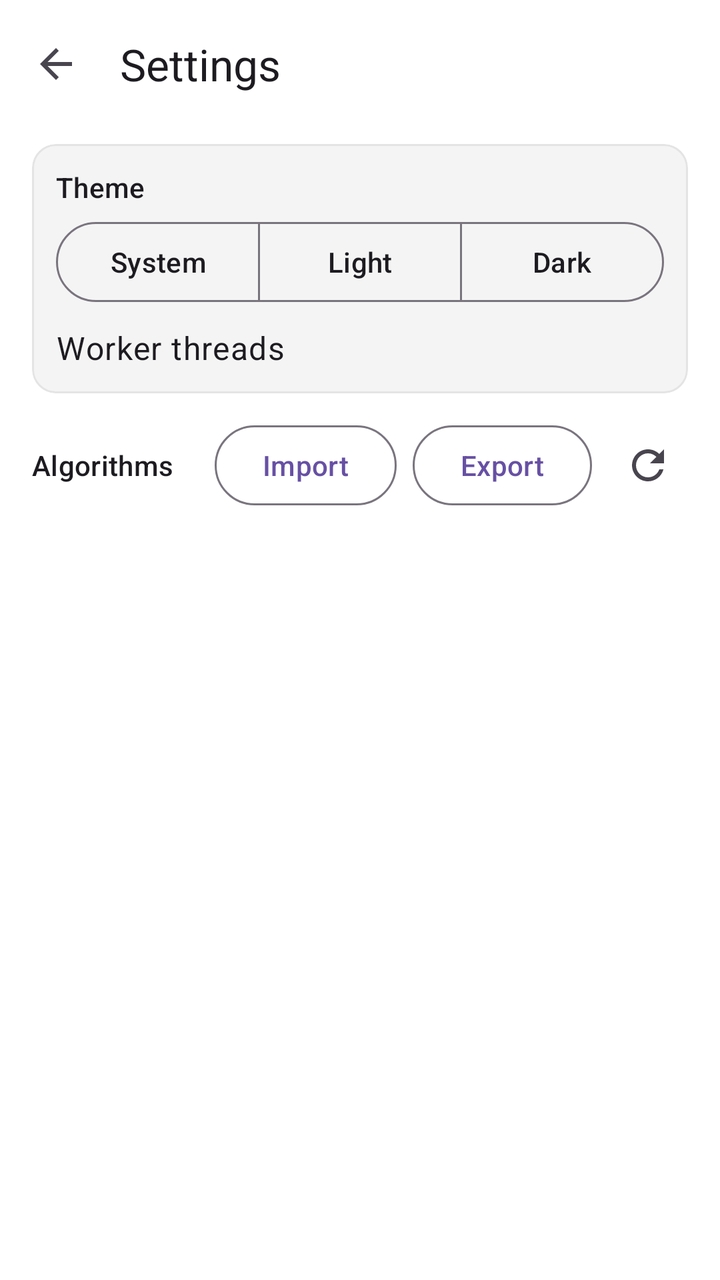
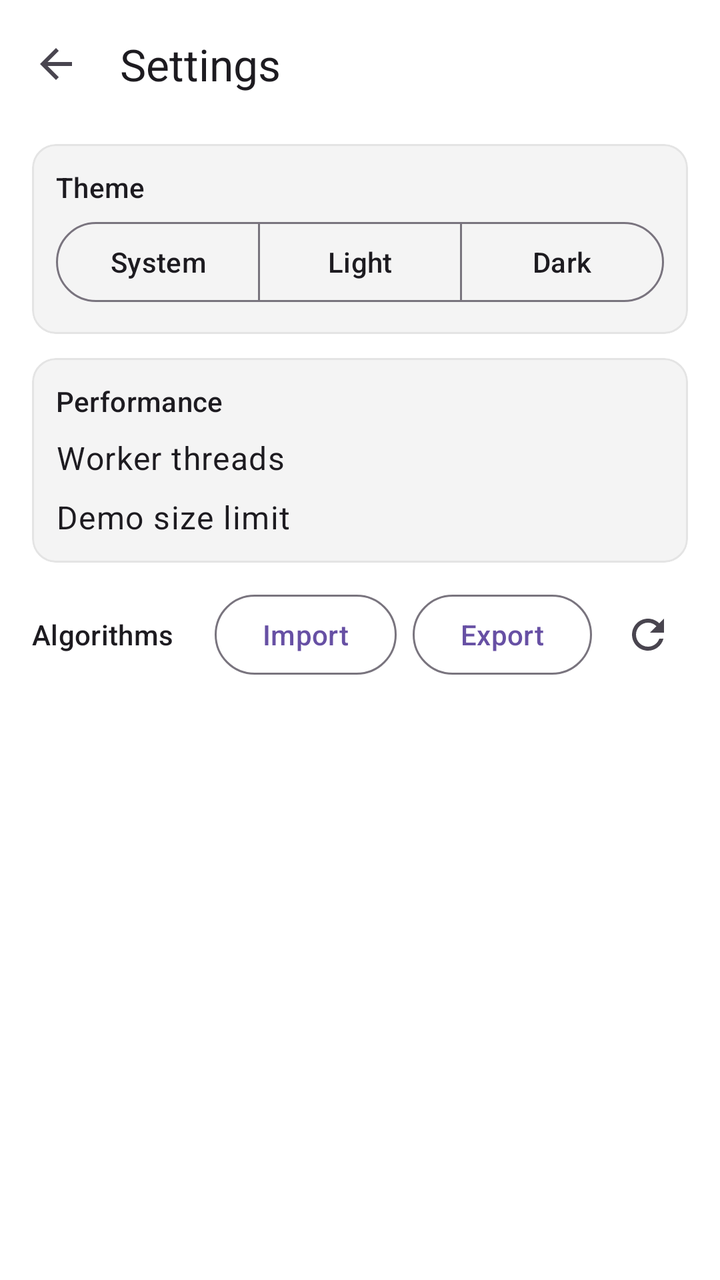

An Android layout rendered at two revisions. The XML below is the earlier revision; the diff shows what the commit changed to produce the second picture.
<!-- AndroidManifest.xml: application theme Theme.TF2DemoAnalyzer -->
<!-- res/layout/activity_settings.xml -->
<?xml version="1.0" encoding="utf-8"?>
<LinearLayout xmlns:android="http://schemas.android.com/apk/res/android"
    xmlns:app="http://schemas.android.com/apk/res-auto"
    android:id="@+id/settingsRoot"
    android:layout_width="match_parent"
    android:layout_height="match_parent"
    android:orientation="vertical">

    <com.google.android.material.appbar.MaterialToolbar
        android:id="@+id/settingsToolbar"
        android:layout_width="match_parent"
        android:layout_height="?attr/actionBarSize"
        android:background="?attr/appBackgroundColor"
        app:navigationIcon="?attr/homeAsUpIndicator"
        app:navigationContentDescription="@string/back"
        app:title="@string/settings" />

    <androidx.core.widget.NestedScrollView
        android:layout_width="match_parent"
        android:layout_height="match_parent"
        android:fillViewport="true">

        <LinearLayout
            android:layout_width="match_parent"
            android:layout_height="wrap_content"
            android:orientation="vertical"
            android:paddingBottom="16dp">

            <com.google.android.material.card.MaterialCardView
                android:layout_width="match_parent"
                android:layout_height="wrap_content"
                android:layout_marginHorizontal="16dp"
                android:layout_marginTop="8dp"
                app:cardBackgroundColor="?attr/appPanelColor"
                app:strokeColor="?attr/appDetailColor">

                <LinearLayout
                    android:layout_width="match_parent"
                    android:layout_height="wrap_content"
                    android:orientation="vertical"
                    android:padding="12dp">

                    <TextView
                        android:layout_width="match_parent"
                        android:layout_height="wrap_content"
                        android:text="@string/theme_mode"
                        android:textAppearance="?attr/textAppearanceLabelLarge" />

                    <com.google.android.material.button.MaterialButtonToggleGroup
                        android:id="@+id/themeGroup"
                        android:layout_width="match_parent"
                        android:layout_height="wrap_content"
                        android:layout_marginTop="4dp"
                        app:selectionRequired="true"
                        app:singleSelection="true">

                        <com.google.android.material.button.MaterialButton
                            android:id="@+id/themeSystem"
                            style="?attr/materialButtonOutlinedStyle"
                            android:layout_width="0dp"
                            android:layout_height="wrap_content"
                            android:layout_weight="1"
                            android:text="@string/theme_system" />

                        <com.google.android.material.button.MaterialButton
                            android:id="@+id/themeLight"
                            style="?attr/materialButtonOutlinedStyle"
                            android:layout_width="0dp"
                            android:layout_height="wrap_content"
                            android:layout_weight="1"
                            android:text="@string/theme_light" />

                        <com.google.android.material.button.MaterialButton
                            android:id="@+id/themeDark"
                            style="?attr/materialButtonOutlinedStyle"
                            android:layout_width="0dp"
                            android:layout_height="wrap_content"
                            android:layout_weight="1"
                            android:text="@string/theme_dark" />
                    </com.google.android.material.button.MaterialButtonToggleGroup>

                    <LinearLayout
                        android:layout_width="match_parent"
                        android:layout_height="wrap_content"
                        android:layout_marginTop="8dp"
                        android:gravity="center_vertical"
                        android:orientation="horizontal">

                        <TextView
                            android:layout_width="0dp"
                            android:layout_height="wrap_content"
                            android:layout_weight="1"
                            android:text="@string/threads"
                            android:textAppearance="?attr/textAppearanceBodyLarge" />

                        <com.google.android.material.button.MaterialButtonToggleGroup
                            android:id="@+id/threadsGroup"
                            android:layout_width="wrap_content"
                            android:layout_height="wrap_content"
                            app:selectionRequired="true"
                            app:singleSelection="true" />
                    </LinearLayout>
                </LinearLayout>
            </com.google.android.material.card.MaterialCardView>

            <LinearLayout
                android:layout_width="match_parent"
                android:layout_height="wrap_content"
                android:layout_marginHorizontal="16dp"
                android:layout_marginTop="12dp"
                android:gravity="center_vertical"
                android:orientation="horizontal">

                <TextView
                    android:layout_width="0dp"
                    android:layout_height="wrap_content"
                    android:layout_weight="1"
                    android:text="@string/algorithms"
                    android:textAppearance="?attr/textAppearanceTitleSmall" />

                <Button
                    android:id="@+id/importButton"
                    style="?attr/materialButtonOutlinedStyle"
                    android:layout_width="wrap_content"
                    android:layout_height="wrap_content"
                    android:layout_marginStart="8dp"
                    android:text="@string/import_params" />

                <Button
                    android:id="@+id/exportButton"
                    style="?attr/materialButtonOutlinedStyle"
                    android:layout_width="wrap_content"
                    android:layout_height="wrap_content"
                    android:layout_marginStart="8dp"
                    android:text="@string/export_params" />

                <ImageButton
                    android:id="@+id/resetButton"
                    android:layout_width="40dp"
                    android:layout_height="40dp"
                    android:layout_marginStart="8dp"
                    android:background="?attr/selectableItemBackgroundBorderless"
                    android:contentDescription="@string/reset"
                    android:src="@drawable/ic_reset" />
            </LinearLayout>

            <androidx.recyclerview.widget.RecyclerView
                android:id="@+id/algorithmsList"
                android:layout_width="match_parent"
                android:layout_height="wrap_content"
                android:nestedScrollingEnabled="false" />
        </LinearLayout>
    </androidx.core.widget.NestedScrollView>
</LinearLayout>
<!-- resources referenced by this layout -->
<resources>
  <!-- drawable ic_reset (drawable) -->
  <vector xmlns:android="http://schemas.android.com/apk/res/android"
      android:width="24dp"
      android:height="24dp"
      android:viewportWidth="24"
      android:viewportHeight="24"
      android:tint="?attr/colorControlNormal">
      <path
          android:fillColor="#FF000000"
          android:pathData="M17.65,6.35C16.2,4.9 14.21,4 12,4c-4.42,0 -7.99,3.58 -7.99,8s3.57,8 7.99,8c3.73,0 6.84,-2.55 7.73,-6h-2.08c-0.82,2.33 -3.04,4 -5.65,4 -3.31,0 -6,-2.69 -6,-6s2.69,-6 6,-6c1.66,0 3.14,0.69 4.22,1.78L13,11h7V4l-2.35,2.35z" />
  </vector>
  <string name="algorithms">Algorithms</string>
  <string name="back">Back</string>
  <string name="export_params">Export</string>
  <string name="import_params">Import</string>
  <string name="reset">Reset algorithm settings</string>
  <string name="settings">Settings</string>
  <string name="theme_dark">Dark</string>
  <string name="theme_light">Light</string>
  <string name="theme_mode">Theme</string>
  <string name="theme_system">System</string>
  <string name="threads">Worker threads</string>
  <style name="Theme.TF2DemoAnalyzer" parent="Theme.Material3.DayNight.NoActionBar">
          <item name="android:windowBackground">@color/app_background</item>
          <item name="appBackgroundColor">@color/app_background</item>
          <item name="appPanelColor">@color/panel_background</item>
          <item name="appDetailColor">@color/detail_background</item>
      </style>
  <color name="app_background">#FFFFFF</color>
  <color name="panel_background">#F4F4F4</color>
  <color name="detail_background">#E4E4E4</color>
</resources>

<!-- the commit's change to res/layout/activity_settings.xml (unified diff, before → after) -->
@@ -78,6 +78,28 @@
                             android:layout_weight="1"
                             android:text="@string/theme_dark" />
                     </com.google.android.material.button.MaterialButtonToggleGroup>
+                </LinearLayout>
+            </com.google.android.material.card.MaterialCardView>
+
+            <com.google.android.material.card.MaterialCardView
+                android:layout_width="match_parent"
+                android:layout_height="wrap_content"
+                android:layout_marginHorizontal="16dp"
+                android:layout_marginTop="12dp"
+                app:cardBackgroundColor="?attr/appPanelColor"
+                app:strokeColor="?attr/appDetailColor">
+
+                <LinearLayout
+                    android:layout_width="match_parent"
+                    android:layout_height="wrap_content"
+                    android:orientation="vertical"
+                    android:padding="12dp">
+
+                    <TextView
+                        android:layout_width="match_parent"
+                        android:layout_height="wrap_content"
+                        android:text="@string/performance"
+                        android:textAppearance="?attr/textAppearanceTitleSmall" />
 
                     <LinearLayout
                         android:layout_width="match_parent"
@@ -95,6 +117,28 @@
 
                         <com.google.android.material.button.MaterialButtonToggleGroup
                             android:id="@+id/threadsGroup"
+                            android:layout_width="wrap_content"
+                            android:layout_height="wrap_content"
+                            app:selectionRequired="true"
+                            app:singleSelection="true" />
+                    </LinearLayout>
+
+                    <LinearLayout
+                        android:layout_width="match_parent"
+                        android:layout_height="wrap_content"
+                        android:layout_marginTop="8dp"
+                        android:gravity="center_vertical"
+                        android:orientation="horizontal">
+
+                        <TextView
+                            android:layout_width="0dp"
+                            android:layout_height="wrap_content"
+                            android:layout_weight="1"
+                            android:text="@string/max_demo_size"
+                            android:textAppearance="?attr/textAppearanceBodyLarge" />
+
+                        <com.google.android.material.button.MaterialButtonToggleGroup
+                            android:id="@+id/maxSizeGroup"
                             android:layout_width="wrap_content"
                             android:layout_height="wrap_content"
                             app:selectionRequired="true"
<!-- resource entries referenced after the edit -->
@@ -15,6 +15,8 @@
   <string name="back">Back</string>
   <string name="export_params">Export</string>
   <string name="import_params">Import</string>
+  <string name="max_demo_size">Demo size limit</string>
+  <string name="performance">Performance</string>
   <string name="reset">Reset algorithm settings</string>
   <string name="settings">Settings</string>
   <string name="theme_dark">Dark</string>
